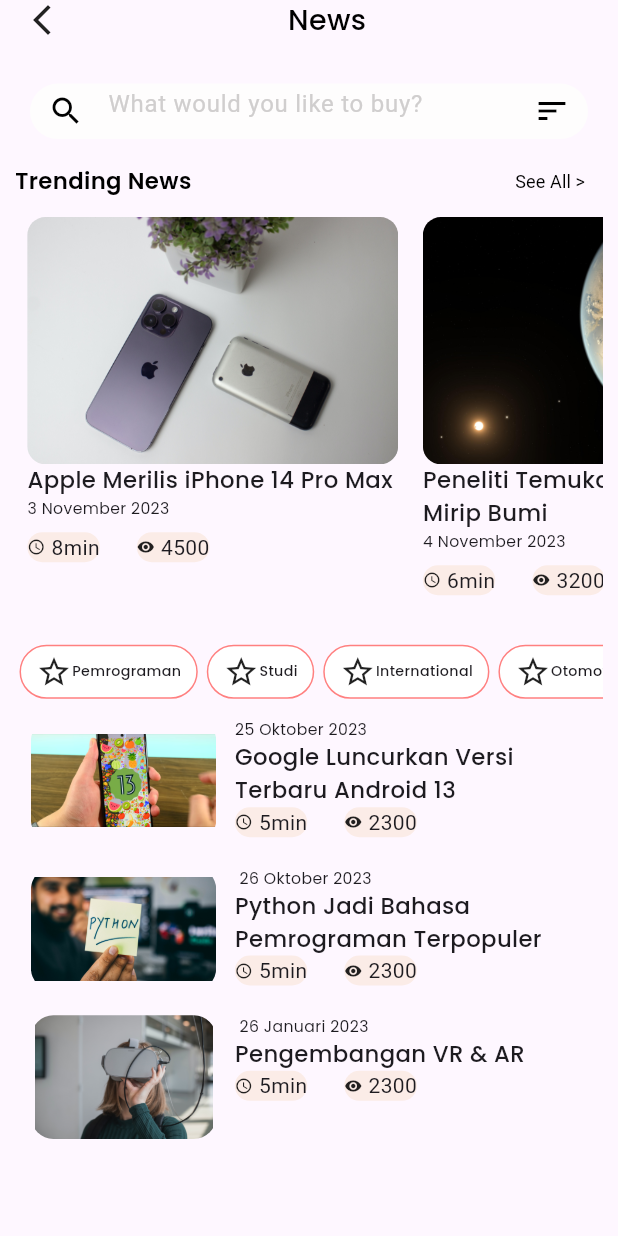
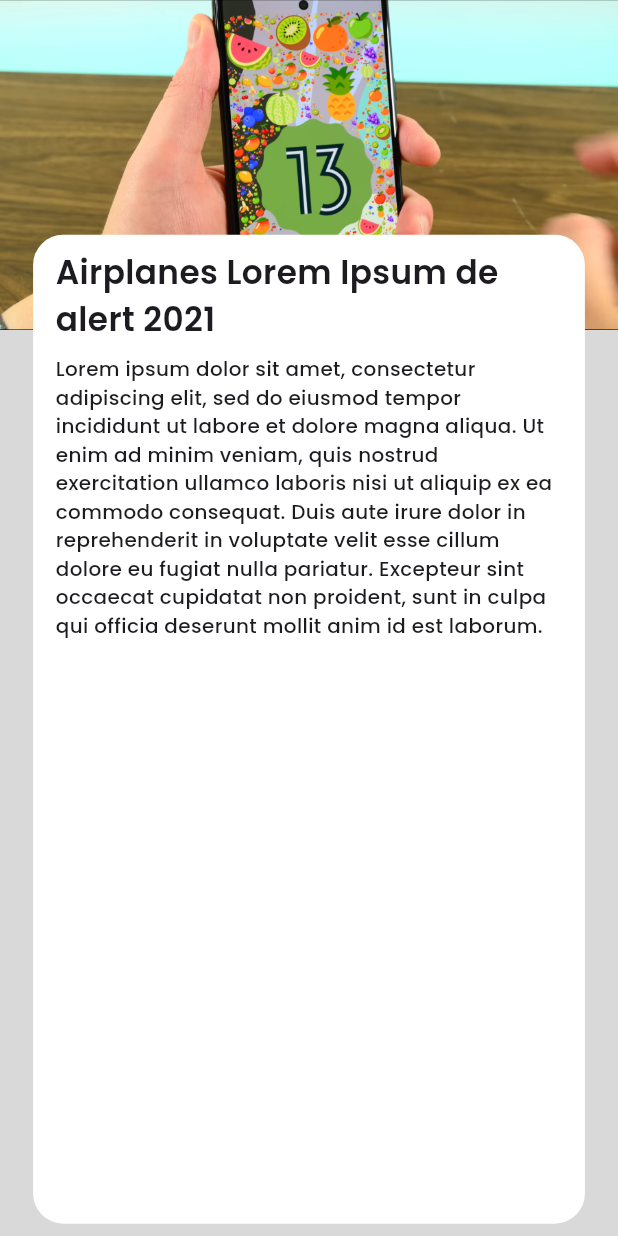
Before and after one commit to PradiptaAhmad/iLearn_project, a Flutter app: the screen it shows after launch, on a phone screen of 412 x 824 dp. Run offline on Flutter 3.47's test engine with Material 3 defaults, Android fonts, the phone set to English and light mode, and no system bars; our stand-ins replace cloud_firestore, firebase_auth, firebase_core, get, google_fonts, shared_preferences; accounts and stored records are empty.

Commit message:
[alyaa] feat : detail news_page

```diff
--- a/lib/main.dart
+++ b/lib/main.dart
@@ -29,7 +29,7 @@ class MyApp extends StatelessWidget {
         colorScheme: ColorScheme.fromSeed(seedColor: Colors.deepPurple),
         useMaterial3: true,
       ),
-      home: NewsPage(listNews: news,),
+      home: DetailNewsPage(),
       // getPages: AppPages.pages,
       // initialRoute: RouteName.splash,
       // initialBinding: SplashB(),
--- a/lib/pages/news_page/detail_news_page.dart
+++ b/lib/pages/news_page/detail_news_page.dart
@@ -1,33 +1,51 @@
 import 'package:flutter/material.dart';
+import 'package:get/get.dart';
+import 'package:ilearn_project/pages/news_page/widget/detail_card_news.dart';
 
+import '../../core/themes.dart';
 import '../../data/news.dart';
 
 class DetailNewsPage extends StatelessWidget {
-  final List<News> listNews;
+  // final List<News> listNews;
 
-  const DetailNewsPage({Key? key, required this.listNews}) : super(key: key);
+  const DetailNewsPage({Key? key,}) : super(key: key);
 
   @override
   Widget build(BuildContext context) {
     double screenHeight = MediaQuery.of(context).size.height;
     double screenWidth = MediaQuery.of(context).size.width;
+
+    // final int index = Get.arguments;
+    // final News selectedNews = listNews[index];
+
     return Scaffold(
       resizeToAvoidBottomInset: false,
-      backgroundColor: Colors.white,
+      backgroundColor:Color(0xFFD9D9D9),
       body: SingleChildScrollView(
         child: Container(
-          width: screenWidth,
-          height: screenHeight,
-          child: ListView.builder(
-            itemCount: listNews.length,
-            itemBuilder: (BuildContext context, int index) {
-              News news = listNews[index];
-                Stack(
-                  children: [
-                    Image.asset(news.image, width: screenWidth,height: screenHeight*0.3,),
-                  ],
-                );
-            },
+          width: double.infinity,
+          child: Column(
+            crossAxisAlignment: CrossAxisAlignment.center,
+            children: [
+              Stack(
+                children: [
+                  Image.asset(
+                    "assets/news/android13.png",
+                    height: 220, // You can adjust the height as needed
+                    fit: BoxFit.cover,
+                  ),
+                  Align(
+                    alignment: Alignment.topCenter,
+                    child: Container(
+                      margin: EdgeInsets.only(top: screenHeight*0.190),
+                      width: screenWidth*0.99,
+                      height: screenHeight*0.8,
+                      child: DetailCardNews(),
+                    ),
+                  )
+                ],
+              )
+            ],
           ),
         ),
       ),
--- /dev/null
+++ b/lib/pages/news_page/widget/detail_card_news.dart
@@ -0,0 +1,36 @@
+import 'package:flutter/material.dart';
+
+import '../../../core/themes.dart';
+
+class DetailCardNews extends StatelessWidget {
+  const DetailCardNews({super.key});
+
+  @override
+  Widget build(BuildContext context) {
+    double screenHeight = MediaQuery.of(context).size.height;
+    double screenWidth = MediaQuery.of(context).size.width;
+    return  Container(
+      width: screenWidth*0.3,
+      margin: EdgeInsets.symmetric(horizontal: 20 ),
+      decoration: BoxDecoration(
+          color: Colors.white,
+          borderRadius: BorderRadius.circular(20.0)
+      ),
+      child: Padding(
+        padding: const EdgeInsets.symmetric(horizontal: 15, vertical: 10),
+        child: Column(
+          children: [
+            Expanded(
+                child: Column(
+                  children: [
+                    Text("Airplanes Lorem Ipsum de alert 2021", style:titleNews() ,),
+                    SizedBox(height: screenHeight*0.01,),
+                    Text("Lorem ipsum dolor sit amet, consectetur adipiscing elit, sed do eiusmod tempor incididunt ut labore et dolore magna aliqua. Ut enim ad minim veniam, quis nostrud exercitation ullamco laboris nisi ut aliquip ex ea commodo consequat. Duis aute irure dolor in reprehenderit in voluptate velit esse cillum dolore eu fugiat nulla pariatur. Excepteur sint occaecat cupidatat non proident, sunt in culpa qui officia deserunt mollit anim id est laborum.", style: subTitleNews(),),
+                  ],
+                ))
+          ],
+        ),
+      ),
+    );
+  }
+}
--- a/lib/pages/news_page/widget/news_card.dart
+++ b/lib/pages/news_page/widget/news_card.dart
@@ -1,8 +1,11 @@
 import 'package:flutter/material.dart';
+import 'package:get/get.dart';
 import 'package:ilearn_project/core/themes.dart';
 
 import '../../../data/news.dart';
+import '../../../routes/route_name.dart';
 import 'btnIconNews.dart';
+import 'package:ilearn_project/pages/news_page/detail_news_page.dart';
 
 class CardNewsPage extends StatelessWidget {
   final List<News> listNews;
@@ -21,7 +24,9 @@ class CardNewsPage extends StatelessWidget {
         itemCount: listNews.length,
         itemBuilder: (BuildContext context, int index) {
           News news = listNews[index];
-          return Padding(
+          return GestureDetector(
+            onTap: () => Get.toNamed(RouteName.detailNews, arguments: index),
+              child: Padding(
               padding: EdgeInsets.symmetric(vertical: screenHeight * 0.01),
               child: Container(
                 height: screenHeight * 0.10,
@@ -30,7 +35,7 @@ class CardNewsPage extends StatelessWidget {
                   children: [
                     ClipRRect(
                       borderRadius: BorderRadius.all(Radius.circular(15.0)),
-                    child: Image.asset(news.image, width: screenWidth * 0.3, height: screenHeight * 0.3,),
+                      child: Image.asset(news.image, width: screenWidth * 0.3, height: screenHeight * 0.3),
                     ),
                     SizedBox(width: screenWidth * 0.03),
                     Expanded(
@@ -42,8 +47,8 @@ class CardNewsPage extends StatelessWidget {
                           Text(
                             news.name,
                             style: titleNewsCard(),
-                          maxLines: 2, // Atur sesuai kebutuhan
-                          overflow: TextOverflow.ellipsis, // Atur sesuai kebutuhan
+                            maxLines: 2,
+                            overflow: TextOverflow.ellipsis,
                           ),
                           Row(
                             children: [
@@ -58,6 +63,7 @@ class CardNewsPage extends StatelessWidget {
                   ],
                 ),
               ),
+            ),
           );
         },
       ),
--- a/lib/pages/news_page/widget/news_trending_card.dart
+++ b/lib/pages/news_page/widget/news_trending_card.dart
@@ -1,7 +1,10 @@
 import 'package:flutter/material.dart';
+import 'package:get/get.dart';
+import 'package:get/get_core/src/get_main.dart';
 import 'package:ilearn_project/data/news.dart';
 
 import '../../../core/themes.dart';
+import '../../../routes/route_name.dart';
 import 'btnIconNews.dart';
 
 class TrendingNewsCard extends StatelessWidget {
@@ -21,7 +24,9 @@ class TrendingNewsCard extends StatelessWidget {
         itemCount: trendingNews.length,
         itemBuilder: (BuildContext context, int index) {
           News news = trendingNews[index];
-          return Padding(
+          return GestureDetector(
+            onTap: () => Get.toNamed(RouteName.detailNews),
+            child: Padding(
               padding: EdgeInsets.symmetric(horizontal: screenWidth * 0.02),
               child: Container(
                 width: screenWidth * 0.6,
@@ -52,6 +57,7 @@ class TrendingNewsCard extends StatelessWidget {
                   ],
                 ),
               ),
+            ),
           );
         },
       ),
--- a/lib/routes/route_name.dart
+++ b/lib/routes/route_name.dart
@@ -5,5 +5,6 @@ abstract class RouteName {
   static const String onBoarding = '/onboarding';
   static const String splash = '/splash';
   static const String homepage = '/homepage';
+  static const String detailNews = '/detailnews';
 
 }
```
Also changed, not shown: lib/routes/app_pages.dart (+9 -2 lines). Lines whose indentation alone changed are shown as unchanged.
